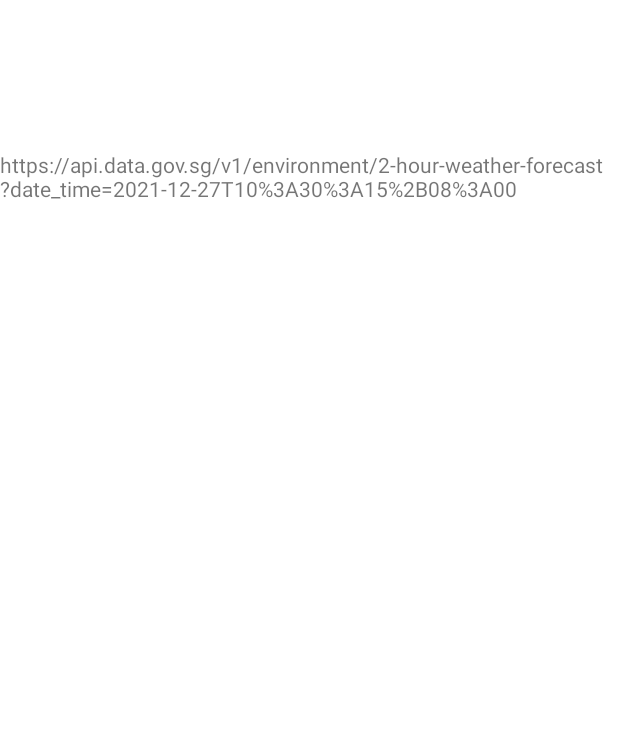
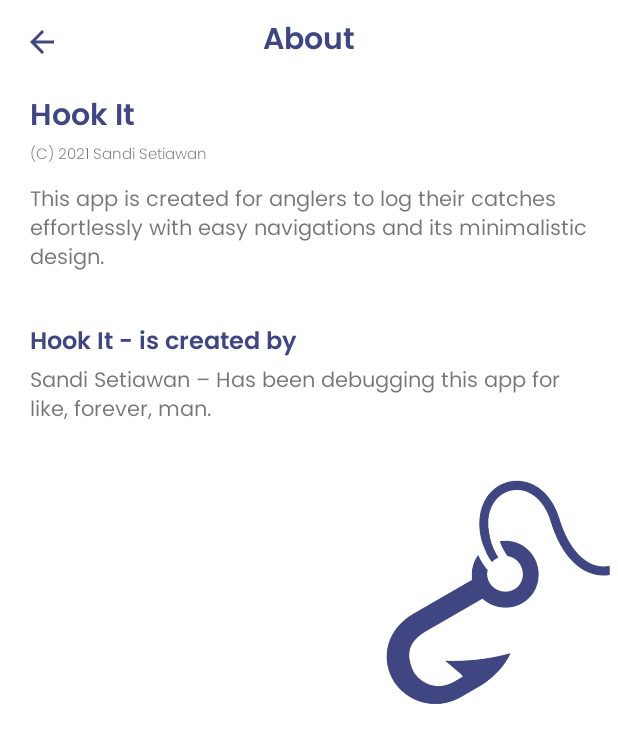
Before and after one commit to setiawansandi/Hook-It, an Android app: the AboutActivity screen opened directly, with no data from a screen before it, on a phone screen of 412 x 824 dp. Shown: the top 743 px of the screen. Run offline under Robolectric (Android 15) with nearby library versions, the phone set to English and light mode, and no system bars.

Commit message:
Added About activity content

```diff
--- a/app/src/main/java/com/sp/p2020358assignment/AboutActivity.java
+++ b/app/src/main/java/com/sp/p2020358assignment/AboutActivity.java
@@ -1,15 +1,12 @@
 package com.sp.p2020358assignment;
 
 import androidx.appcompat.app.AppCompatActivity;
+import androidx.appcompat.widget.Toolbar;
 
-import android.annotation.SuppressLint;
 import android.os.Bundle;
 import android.widget.TextView;
 
-import java.text.DateFormat;
-import java.text.SimpleDateFormat;
-import java.time.format.DateTimeFormatter;
-import java.util.Calendar;
+import java.util.Objects;
 
 public class AboutActivity extends AppCompatActivity {
     private TextView output;
@@ -19,13 +16,10 @@ public class AboutActivity extends AppCompatActivity {
         super.onCreate(savedInstanceState);
         setContentView(R.layout.activity_about);
 
-        output = (TextView) findViewById(R.id.output);
-        //2021-12-26T08:06:19+08:00 //"EEE, d MMM yyyy, HH:mm"
-
-        @SuppressLint("SimpleDateFormat") DateFormat df = new SimpleDateFormat("yyyy-MM-dd'T'HH'%3A'mm'%3A'ss");
-        String date = df.format(Calendar.getInstance().getTime());
-        String url = "https://api.data.gov.sg/v1/environment/2-hour-weather-forecast?date_time=" + date + "%2B08%3A00";
-
-        output.setText(url);
+        Toolbar toolbar = (Toolbar) findViewById(R.id.toolbar_about);
+        setSupportActionBar(toolbar);
+        Objects.requireNonNull(getSupportActionBar()).setDisplayShowTitleEnabled(false);
+        // getSupportActionBar().setHomeButtonEnabled(true); // ?
+        getSupportActionBar().setDisplayHomeAsUpEnabled(true);
     }
 }
--- a/app/src/main/java/com/sp/p2020358assignment/DisplayActivity.java
+++ b/app/src/main/java/com/sp/p2020358assignment/DisplayActivity.java
@@ -23,7 +23,7 @@ public class DisplayActivity extends AppCompatActivity {
         setContentView(R.layout.activity_display);
 
         // toolbar
-        Toolbar toolbar = (Toolbar) findViewById(R.id.toolbar_2);
+        Toolbar toolbar = (Toolbar) findViewById(R.id.toolbar_display);
         setSupportActionBar(toolbar);
         Objects.requireNonNull(getSupportActionBar()).setDisplayShowTitleEnabled(false);
         getSupportActionBar().setDisplayHomeAsUpEnabled(true);
--- a/app/src/main/java/com/sp/p2020358assignment/InputActivity.java
+++ b/app/src/main/java/com/sp/p2020358assignment/InputActivity.java
@@ -1,7 +1,5 @@
 package com.sp.p2020358assignment;
 
-import androidx.activity.result.ActivityResultLauncher;
-import androidx.activity.result.contract.ActivityResultContracts;
 import androidx.annotation.NonNull;
 import androidx.annotation.Nullable;
 import androidx.appcompat.app.AlertDialog;
@@ -11,7 +9,6 @@ import androidx.core.app.ActivityCompat;
 import androidx.core.content.ContextCompat;
 
 import android.Manifest;
-import android.app.Activity;
 import android.app.DatePickerDialog;
 import android.content.ContentValues;
 import android.content.DialogInterface;
@@ -102,7 +99,7 @@ public class InputActivity extends AppCompatActivity {
         setContentView(R.layout.activity_input);
 
         // toolbar
-        Toolbar toolbar = (Toolbar) findViewById(R.id.toolbar);
+        Toolbar toolbar = (Toolbar) findViewById(R.id.toolbar_input);
         setSupportActionBar(toolbar);
         Objects.requireNonNull(getSupportActionBar()).setDisplayShowTitleEnabled(false);
         // getSupportActionBar().setHomeButtonEnabled(true); // ?
--- /dev/null
+++ b/app/src/main/java/com/sp/p2020358assignment/fetchAPIdata.java
@@ -0,0 +1,48 @@
+package com.sp.p2020358assignment;
+
+import android.annotation.SuppressLint;
+import android.os.AsyncTask;
+
+import java.io.BufferedReader;
+import java.io.IOException;
+import java.io.InputStream;
+import java.io.InputStreamReader;
+import java.net.HttpURLConnection;
+import java.net.MalformedURLException;
+import java.net.URL;
+import java.text.DateFormat;
+import java.text.SimpleDateFormat;
+import java.util.Calendar;
+
+public class fetchAPIdata extends AsyncTask<Void, Void, Void> {
+    // bg thread
+    @Override
+    protected Void doInBackground(Void... voids) {
+        //https://api.data.gov.sg/v1/environment/2-hour-weather-forecast?date_time=2021-12-26T08%3A06%3A19%2B08%3A00
+        //2021-12-26T08:06:19+08:00
+
+        @SuppressLint("SimpleDateFormat") DateFormat df = new SimpleDateFormat("yyyy-MM-dd'T'HH'%3A'mm'%3A'ss'%2B08%3A00'");
+        String date = df.format(Calendar.getInstance().getTime());
+        String urlString = "https://api.data.gov.sg/v1/environment/2-hour-weather-forecast?date_time=" + date;
+
+        try {
+            URL url = new URL(urlString);
+            HttpURLConnection httpURLConnection = (HttpURLConnection) url.openConnection();
+            InputStream inputStream = httpURLConnection.getInputStream();
+            BufferedReader bufferedReader = new BufferedReader(new InputStreamReader(inputStream));
+
+
+        } catch (MalformedURLException e) {
+            e.printStackTrace();
+        } catch (IOException e) {
+            e.printStackTrace();
+        }
+        return null;
+    }
+
+    // ui thread
+    @Override
+    protected void onPostExecute(Void unused) {
+        super.onPostExecute(unused);
+    }
+}
--- a/app/src/main/res/layout/activity_about.xml
+++ b/app/src/main/res/layout/activity_about.xml
@@ -1,18 +1,94 @@
 <?xml version="1.0" encoding="utf-8"?>
-<androidx.constraintlayout.widget.ConstraintLayout xmlns:android="http://schemas.android.com/apk/res/android"
+<LinearLayout xmlns:android="http://schemas.android.com/apk/res/android"
     xmlns:app="http://schemas.android.com/apk/res-auto"
     xmlns:tools="http://schemas.android.com/tools"
     android:layout_width="match_parent"
     android:layout_height="match_parent"
+    android:orientation="vertical"
     tools:context=".AboutActivity">
 
-    <TextView
-        android:id="@+id/output"
-        android:layout_width="wrap_content"
+    <androidx.appcompat.widget.Toolbar
+        android:id="@+id/toolbar_about"
+        android:layout_width="match_parent"
         android:layout_height="wrap_content"
-        android:layout_marginTop="100dp"
-        android:text="TextView"
-        app:layout_constraintEnd_toEndOf="parent"
-        app:layout_constraintStart_toStartOf="parent"
-        app:layout_constraintTop_toTopOf="parent" />
-</androidx.constraintlayout.widget.ConstraintLayout>
+        android:background="@color/white"
+        android:minHeight="?attr/actionBarSize"
+        android:theme="@style/ToolbarTheme"
+        app:titleTextColor="@color/black">
+
+        <TextView
+            android:id="@+id/toolbar_title"
+            android:layout_width="wrap_content"
+            android:layout_height="wrap_content"
+            android:layout_gravity="center"
+            android:fontFamily="@font/poppins_semibold"
+            android:text="About"
+            android:textColor="@color/primary"
+            android:textSize="20dp"
+            tools:layout_editor_absoluteX="162dp"
+            tools:layout_editor_absoluteY="12dp" />
+
+    </androidx.appcompat.widget.Toolbar>
+
+    <LinearLayout
+        android:layout_width="match_parent"
+        android:layout_height="wrap_content"
+        android:layout_marginStart="20dp"
+        android:layout_marginTop="5dp"
+        android:layout_marginEnd="20dp"
+        android:orientation="vertical">
+
+        <TextView
+            android:layout_width="match_parent"
+            android:layout_height="wrap_content"
+            android:fontFamily="@font/poppins_semibold"
+            android:text="Hook It"
+            android:textColor="@color/primary"
+            android:textSize="20sp" />
+
+        <TextView
+            android:id="@+id/textView4"
+            android:layout_width="match_parent"
+            android:layout_height="wrap_content"
+            android:fontFamily="@font/poppins_light"
+            android:text="(C) 2021 Sandi Setiawan"
+            android:textSize="10sp" />
+
+        <TextView
+            android:id="@+id/textView7"
+            android:layout_width="match_parent"
+            android:layout_height="wrap_content"
+            android:layout_marginTop="10dp"
+            android:fontFamily="@font/poppins"
+            android:text="This app is created for anglers to log their catches effortlessly with easy navigations and its minimalistic design." />
+
+        <TextView
+            android:id="@+id/textView8"
+            android:layout_width="match_parent"
+            android:layout_height="wrap_content"
+            android:layout_marginTop="30dp"
+            android:fontFamily="@font/poppins_semibold"
+            android:text="Hook It - is created by"
+            android:textColor="@color/primary"
+            android:textSize="16sp" />
+
+        <TextView
+            android:id="@+id/textView13"
+            android:layout_width="match_parent"
+            android:layout_height="wrap_content"
+            android:fontFamily="@font/poppins"
+            android:text="Sandi Setiawan – Has been debugging this app for like, forever, man." />
+
+    </LinearLayout>
+
+    <ImageView
+        android:id="@+id/imageView"
+        android:layout_width="160dp"
+        android:layout_height="160dp"
+        android:layout_gravity="right"
+        android:layout_marginTop="30dp"
+        android:rotation="90"
+        android:tint="@color/primary"
+        app:srcCompat="@drawable/fishing_hook" />
+
+</LinearLayout>
--- a/app/src/main/res/layout/activity_display.xml
+++ b/app/src/main/res/layout/activity_display.xml
@@ -8,7 +8,7 @@
     tools:context=".DisplayActivity">
 
     <androidx.appcompat.widget.Toolbar
-        android:id="@+id/toolbar_2"
+        android:id="@+id/toolbar_display"
         android:layout_width="match_parent"
         android:layout_height="wrap_content"
         android:background="@color/white"
--- a/app/src/main/res/layout/activity_home.xml
+++ b/app/src/main/res/layout/activity_home.xml
@@ -10,7 +10,7 @@
 
 
     <androidx.appcompat.widget.Toolbar
-        android:id="@+id/toolbar3"
+        android:id="@+id/toolbar_home"
         android:layout_width="match_parent"
         android:layout_height="wrap_content"
         android:background="@color/white"
@@ -34,7 +34,7 @@
         android:id="@+id/cardviewhome"
         android:layout_width="match_parent"
         android:layout_height="140dp"
-        android:layout_below="@id/toolbar3"
+        android:layout_below="@id/toolbar_home"
         android:layout_marginStart="20dp"
         android:layout_marginTop="15dp"
         android:layout_marginEnd="20dp"
--- a/app/src/main/res/layout/activity_input.xml
+++ b/app/src/main/res/layout/activity_input.xml
@@ -8,7 +8,7 @@
     tools:context=".InputActivity">
 
     <androidx.appcompat.widget.Toolbar
-        android:id="@+id/toolbar"
+        android:id="@+id/toolbar_input"
         android:layout_width="match_parent"
         android:layout_height="wrap_content"
         android:background="@color/white"
```
